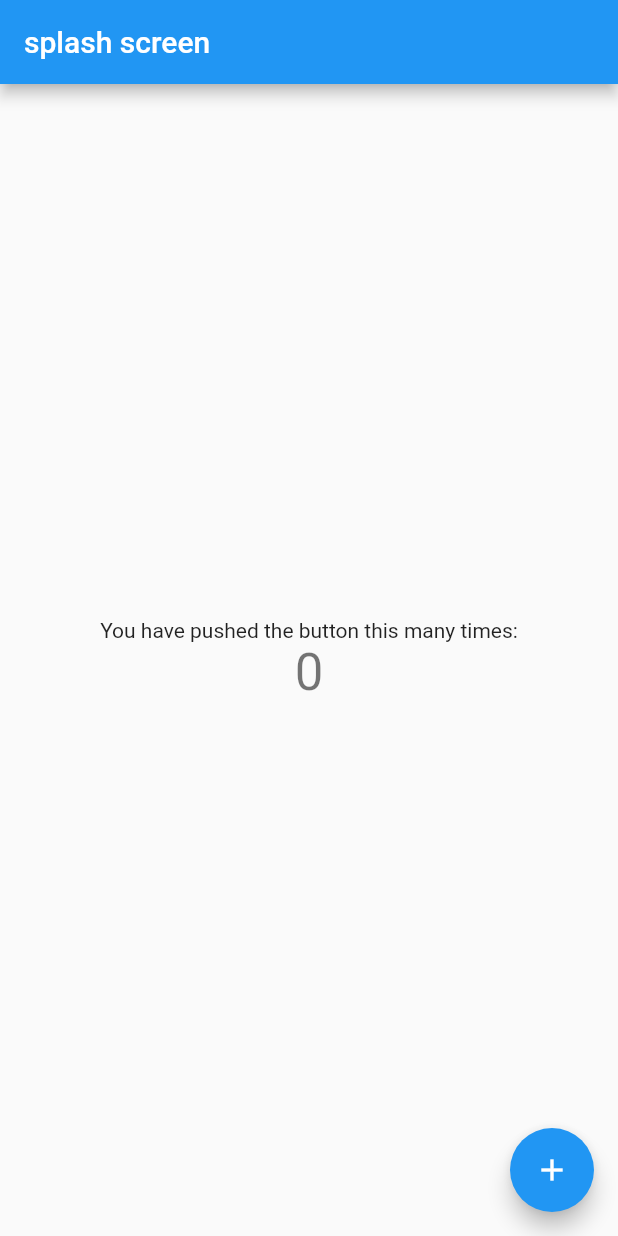
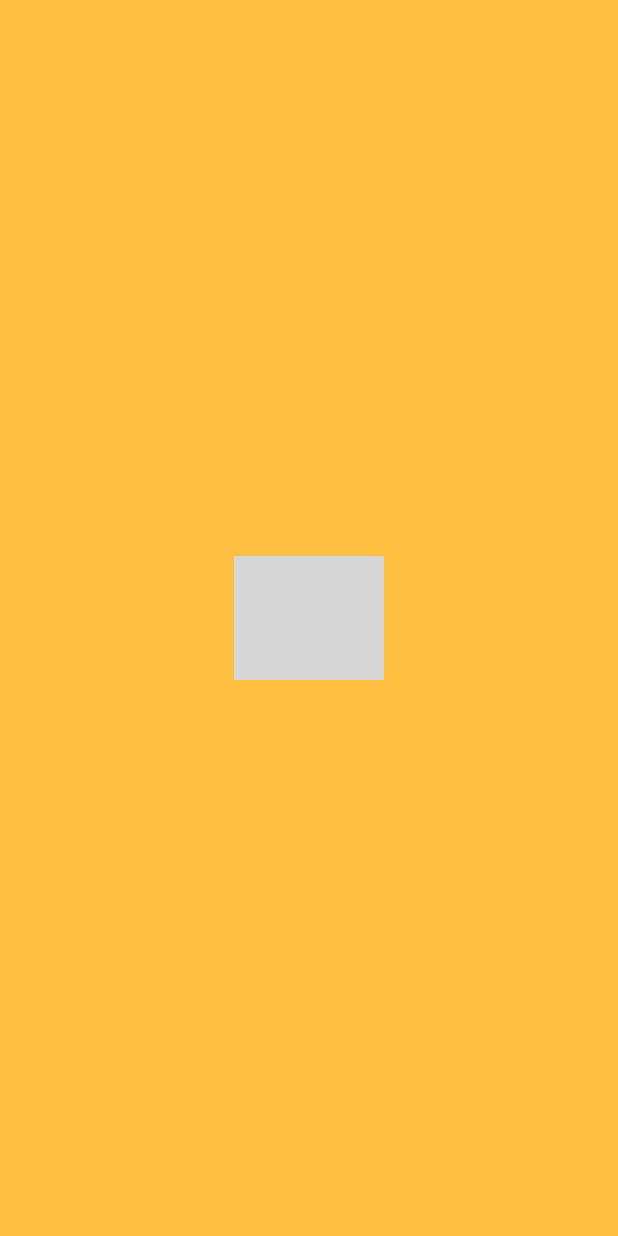
Before and after one commit to shehrozkapoor/voosool-user-frontend, a Flutter app: the first screen one second after launch, on a phone screen of 412 x 824 dp. Run offline on Flutter 3.47's test engine with Material 2 defaults, Android fonts, the phone set to English and light mode, and no system bars; drawn by our look-alikes of animated_splash_screen; our stand-ins replace floating_bottom_navigation_bar, page_transition; grey boxes are pictures that could not be loaded.

Commit message:
As a Developer, I would like to build splash screen for the user app.

```diff
--- a/lib/main.dart
+++ b/lib/main.dart
@@ -1,4 +1,5 @@
 import 'package:flutter/material.dart';
+import 'package:voosool_flutter/screens/splash_screen.dart';
 
 void main() {
   runApp(const MyApp());
@@ -11,105 +12,11 @@ class MyApp extends StatelessWidget {
   @override
   Widget build(BuildContext context) {
     return MaterialApp(
-      title: 'Flutter Demo',
+      title: 'Vasool',
       theme: ThemeData(
-        // This is the theme of your application.
-        //
-        // Try running your application with "flutter run". You'll see the
-        // application has a blue toolbar. Then, without quitting the app, try
-        // changing the primarySwatch below to Colors.green and then invoke
-        // "hot reload" (press "r" in the console where you ran "flutter run",
-        // or simply save your changes to "hot reload" in a Flutter IDE).
-        // Notice that the counter didn't reset back to zero; the application
-        // is not restarted.
         primarySwatch: Colors.blue,
       ),
-      home: const MyHomePage(title: 'splash screen'),
+      home: SplashScreen(),
     );
   }
 }
-
-class MyHomePage extends StatefulWidget {
-  const MyHomePage({super.key, required this.title});
-
-  // This widget is the home page of your application. It is stateful, meaning
-  // that it has a State object (defined below) that contains fields that affect
-  // how it looks.
-
-  // This class is the configuration for the state. It holds the values (in this
-  // case the title) provided by the parent (in this case the App widget) and
-  // used by the build method of the State. Fields in a Widget subclass are
-  // always marked "final".
-
-  final String title;
-
-  @override
-  State<MyHomePage> createState() => _MyHomePageState();
-}
-
-class _MyHomePageState extends State<MyHomePage> {
-  int _counter = 0;
-
-  void _incrementCounter() {
-    setState(() {
-      // This call to setState tells the Flutter framework that something has
-      // changed in this State, which causes it to rerun the build method below
-      // so that the display can reflect the updated values. If we changed
-      // _counter without calling setState(), then the build method would not be
-      // called again, and so nothing would appear to happen.
-      _counter++;
-    });
-  }
-
-  @override
-  Widget build(BuildContext context) {
-    // This method is rerun every time setState is called, for instance as done
-    // by the _incrementCounter method above.
-    //
-    // The Flutter framework has been optimized to make rerunning build methods
-    // fast, so that you can just rebuild anything that needs updating rather
-    // than having to individually change instances of widgets.
-    return Scaffold(
-      appBar: AppBar(
-        // Here we take the value from the MyHomePage object that was created by
-        // the App.build method, and use it to set our appbar title.
-        title: Text(widget.title),
-      ),
-      body: Center(
-        // Center is a layout widget. It takes a single child and positions it
-        // in the middle of the parent.
-        child: Column(
-          // Column is also a layout widget. It takes a list of children and
-          // arranges them vertically. By default, it sizes itself to fit its
-          // children horizontally, and tries to be as tall as its parent.
-          //
-          // Invoke "debug painting" (press "p" in the console, choose the
-          // "Toggle Debug Paint" action from the Flutter Inspector in Android
-          // Studio, or the "Toggle Debug Paint" command in Visual Studio Code)
-          // to see the wireframe for each widget.
-          //
-          // Column has various properties to control how it sizes itself and
-          // how it positions its children. Here we use mainAxisAlignment to
-          // center the children vertically; the main axis here is the vertical
-          // axis because Columns are vertical (the cross axis would be
-          // horizontal).
-          mainAxisAlignment: MainAxisAlignment.center,
-          children: <Widget>[
-            const Text(
-              'You have pushed the button this many times:',
-            ),
-            Text(
-              '$_counter',
-              style: Theme.of(context).textTheme.headline4,
-            ),
-          ],
-        ),
-      ),
-      floatingActionButton: FloatingActionButton(
-        onPressed: _incrementCounter,
-        tooltip: 'Increment',
-        child: const Icon(Icons.add),
-      ), // This trailing comma makes auto-formatting nicer for build methods.
-    );
-  }
-}
--- /dev/null
+++ b/lib/screens/splash_screen.dart
@@ -0,0 +1,43 @@
+import 'package:animated_splash_screen/animated_splash_screen.dart';
+import 'package:flutter/material.dart';
+import 'package:flutter/src/widgets/framework.dart';
+import 'package:voosool_flutter/screens/mobile_view/home.dart';
+
+import 'package:page_transition/page_transition.dart';
+import 'package:voosool_flutter/theme.dart';
+
+class SplashScreen extends StatelessWidget {
+  const SplashScreen({super.key});
+
+  @override
+  Widget build(BuildContext context) {
+    var logos = [
+      Expanded(
+        child: Image.asset(
+          "assets/logo.png",
+          fit: BoxFit.contain,
+          width: 100,
+        ),
+      ),
+      Expanded(
+        child: Image.asset(
+          "assets/text_logo.png",
+          fit: BoxFit.contain,
+          width: 100,
+        ),
+      ),
+    ];
+    return AnimatedSplashScreen(
+      splash: Expanded(
+        child: Column(
+          mainAxisAlignment: MainAxisAlignment.center,
+          children: logos,
+        ),
+      ),
+      splashTransition: SplashTransition.fadeTransition,
+      pageTransitionType: PageTransitionType.bottomToTop,
+      nextScreen: Homepage(),
+      backgroundColor: primary,
+    );
+  }
+}
--- /dev/null
+++ b/lib/theme.dart
@@ -0,0 +1,3 @@
+import 'package:flutter/material.dart';
+
+Color primary = Color.fromARGB(255, 255, 192, 66);
```
Also changed, not shown: lib/screens/context_helper.dart (added, +24 -0 lines), lib/screens/desktop_web_view/home.dart (added, +18 -0 lines), lib/screens/mobile_view/home.dart (added, +33 -0 lines), pubspec.yaml (+6 -6 lines), assets/logo.png (added), assets/text_logo.png (added), lib/config.dart (added), pubspec.lock.
